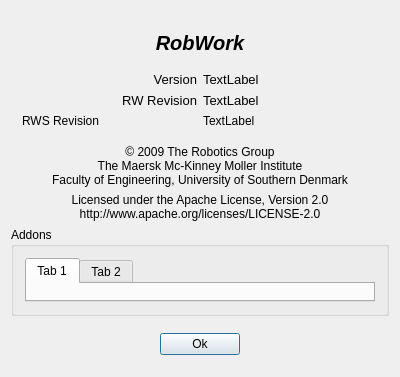
Old version of the form RobWorkStudio/src/rws/AboutBox.ui in the repository onier/RobWork.
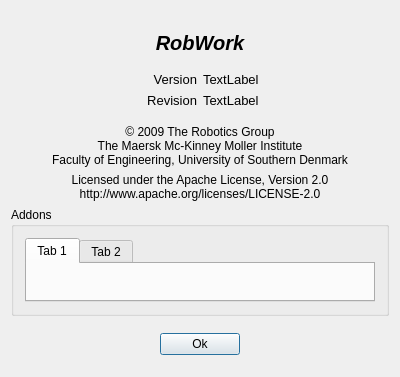
New version of the form.

```diff
--- a/RobWorkStudio/src/rws/AboutBox.ui
+++ b/RobWorkStudio/src/rws/AboutBox.ui
@@ -97,8 +97,8 @@
           <strikeout>false</strikeout>
          </font>
         </property>
-        <property name="text">
-         <string>RW Revision</string>
+        <property name="text" >
+         <string>Revision</string>
         </property>
         <property name="alignment">
          <set>Qt::AlignLeading|Qt::AlignLeft|Qt::AlignRight|Qt::AlignTrailing|Qt::AlignVCenter</set>
@@ -123,20 +123,6 @@
         </property>
        </widget>
       </item>
-      <item row="3" column="1">
-       <widget class="QLabel" name="lblRWSRevision">
-        <property name="text">
-         <string>TextLabel</string>
-        </property>
-       </widget>
-      </item>
-      <item row="3" column="0">
-       <widget class="QLabel" name="label_5">
-        <property name="text">
-         <string>RWS Revision</string>
-        </property>
-       </widget>
-      </item>
      </layout>
     </widget>
    </item>
@@ -227,7 +213,7 @@
    </item>
   </layout>
  </widget>
- <layoutdefault spacing="6" margin="11"/>
+ <layoutdefault spacing="6" margin="11" />
  <resources/>
  <connections/>
 </ui>
```
Left out of the diff: 115 changed lines with no effect on the pictures.
